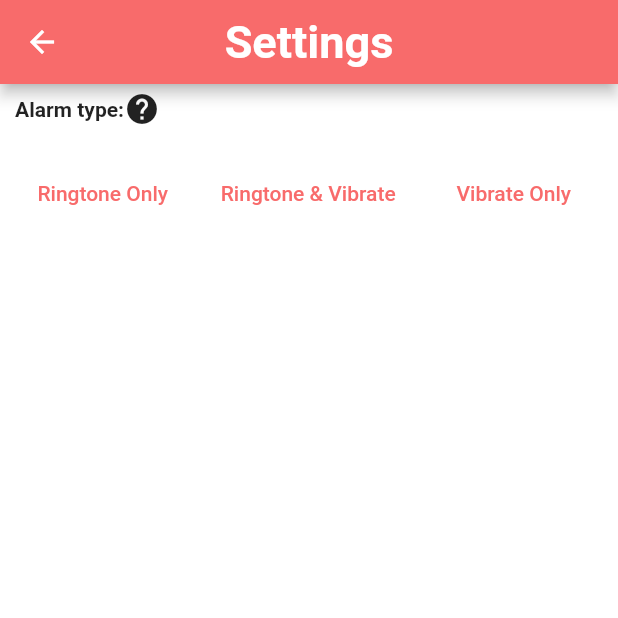
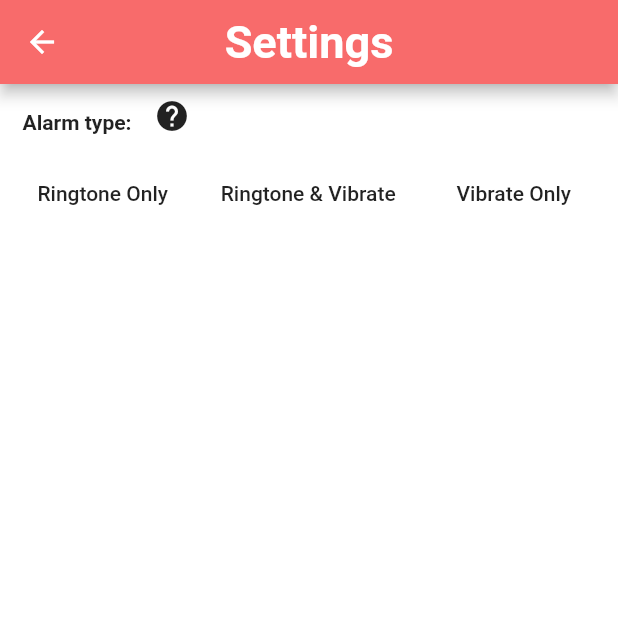
Before and after one commit to Kwang-Kian-Hui/location-alarm_v2, a Flutter app: the screen it shows after launch, after a tap on the "settings" icon, on a phone screen of 412 x 824 dp, the top half of it. Run offline on Flutter 3.47's test engine with Material 2 defaults, Android fonts, the phone set to English and light mode, and no system bars; our stand-ins replace dartz, flutter_riverpod, flutter_screenutil, freezed_annotation, geocoding, geolocator and 5 more; missing offline and left inert: background_location, flutter_ringtone_player, flutter_vibrate; accounts and stored records are empty; Roboto replaces fonts that are missing (Comfortaa).

Commit message:
improve settings page ui

```diff
--- a/lib/presentation/settings_screen.dart
+++ b/lib/presentation/settings_screen.dart
@@ -33,16 +33,19 @@ class _AlarmSettingsScreenState extends ConsumerState<AlarmSettingsScreen> {
                 child: Row(
                   children: [
                     Container(
-                      padding: EdgeInsets.only(left: 10.w),
+                      padding: EdgeInsets.only(left: 15.w, top: 15.h),
                       child: Text(
                         "Alarm type:",
                         style: ThemeData().textTheme.bodyText1,
                       ),
                     ),
-                    Tooltip(
-                        message:
-                            "Ringtone plays the default ringtone of device",
-                        child: Icon(Icons.help_outlined)),
+                    Padding(
+                      padding: EdgeInsets.only(left: 15.w, top: 8.h),
+                      child: Tooltip(
+                          message:
+                              "Ringtone plays the default ringtone of device",
+                          child: Icon(Icons.help_outlined)),
+                    ),
                   ],
                 ),
               ),
@@ -58,6 +61,7 @@ class _AlarmSettingsScreenState extends ConsumerState<AlarmSettingsScreen> {
                       child: TextButton(
                         child: Text(
                           'Ringtone Only',
+                          style: ThemeData().textTheme.bodyText2,
                         ),
                         onPressed: () async {
                           final pref = await SharedPreferences.getInstance();
@@ -71,6 +75,7 @@ class _AlarmSettingsScreenState extends ConsumerState<AlarmSettingsScreen> {
                       child: TextButton(
                         child: Text(
                           'Ringtone & Vibrate',
+                          style: ThemeData().textTheme.bodyText2,
                         ),
                         onPressed: () async {
                           final pref = await SharedPreferences.getInstance();
@@ -84,6 +89,7 @@ class _AlarmSettingsScreenState extends ConsumerState<AlarmSettingsScreen> {
                       child: TextButton(
                         child: Text(
                           'Vibrate Only',
+                          style: ThemeData().textTheme.bodyText2,
                         ),
                         onPressed: () async {
                           final pref = await SharedPreferences.getInstance();
```
